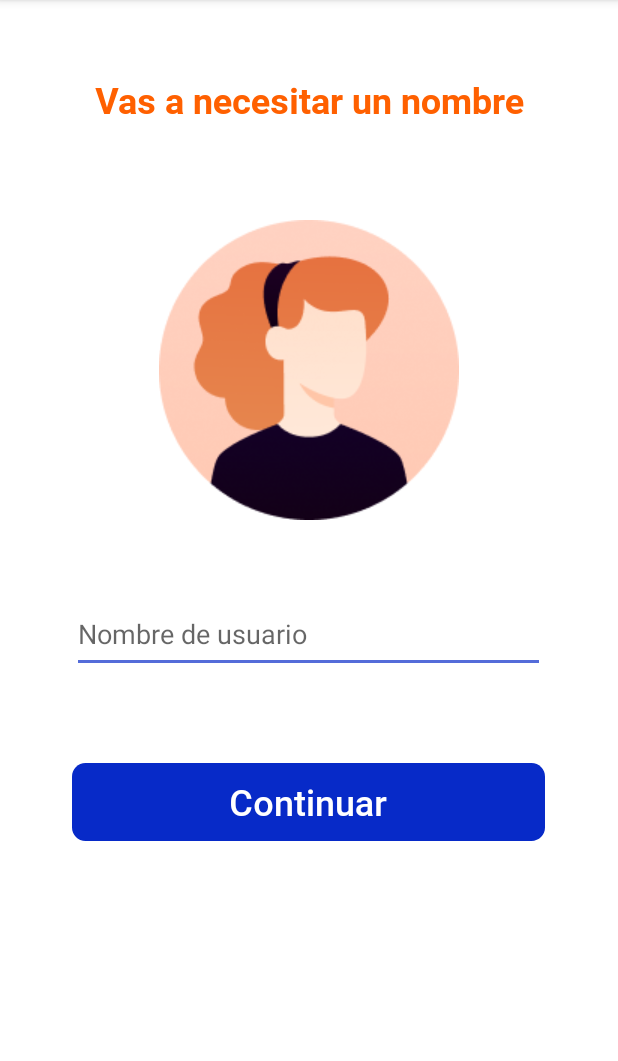
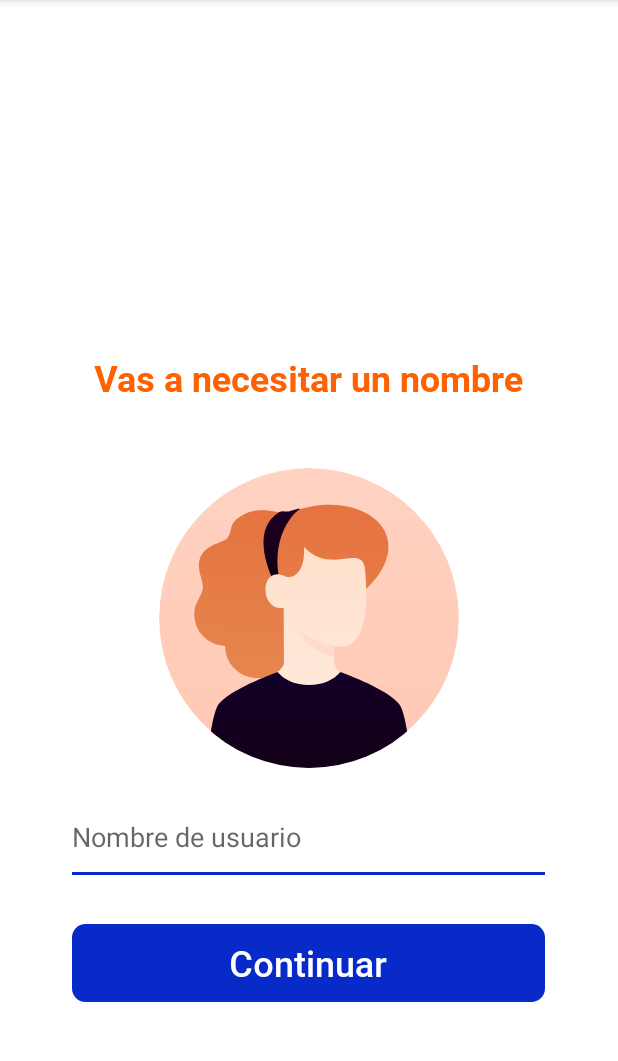
Before and after one commit to PolNun/lpet_android, an Android app: the fragment NombreDeUsuarioFragment shown on its own in the app's theme, on a phone screen of 412 x 824 dp, the part 84-1145 px from its top. Run offline under Robolectric (Android 15) with nearby library versions, the phone set to English and light mode, and no system bars.

Commit message:
Tamaños y distribucion de componentes mejorados en layouts

```diff
--- /dev/null
+++ b/app/src/main/res/drawable/avatar.xml
@@ -0,0 +1,84 @@
+<vector xmlns:android="http://schemas.android.com/apk/res/android"
+    xmlns:aapt="http://schemas.android.com/aapt"
+    android:width="200dp"
+    android:height="200dp"
+    android:viewportWidth="200"
+    android:viewportHeight="200">
+  <group>
+    <clip-path
+        android:pathData="M100,0L100,0A100,100 0,0 1,200 100L200,100A100,100 0,0 1,100 200L100,200A100,100 0,0 1,0 100L0,100A100,100 0,0 1,100 0z"/>
+    <path
+        android:pathData="M100,0L100,0A100,100 0,0 1,200 100L200,100A100,100 0,0 1,100 200L100,200A100,100 0,0 1,0 100L0,100A100,100 0,0 1,100 0z">
+      <aapt:attr name="android:fillColor">
+        <gradient
+            android:startX="100"
+            android:startY="200"
+            android:endX="100"
+            android:endY="0"
+            android:type="linear">
+          <item android:offset="0" android:color="#FFFFC9B3"/>
+          <item android:offset="1" android:color="#FFFFD2C2"/>
+        </gradient>
+      </aapt:attr>
+    </path>
+    <path
+        android:pathData="M82.2,139.25C87.97,129.65 101.22,111.25 132.79,85.39C180.41,46.38 135.46,10.69 87.17,29.7C82.01,31.73 67.69,23.59 54.43,32.16C45.88,37.7 49.21,42.03 45.88,46.37C42.55,50.7 29.71,50.45 26.89,61.71C25.23,68.38 29.84,75.36 29.22,80.38C28.6,85.4 23.74,89.93 23.51,96.56C23.41,99.35 23.86,102.15 24.84,104.77C25.81,107.39 27.3,109.8 29.21,111.85C31.12,113.9 33.41,115.56 35.96,116.72C38.51,117.88 41.26,118.53 44.06,118.63C44.08,124.17 46.24,129.48 50.09,133.46C53.94,137.43 59.17,139.77 64.7,139.98C68.25,140.11 71.77,139.34 74.94,137.76C78.09,140.66 80.8,141.57 82.2,139.25Z">
+      <aapt:attr name="android:fillColor">
+        <gradient
+            android:startX="85.97"
+            android:startY="140.78"
+            android:endX="90.08"
+            android:endY="23.56"
+            android:type="linear">
+          <item android:offset="0" android:color="#FFE6864E"/>
+          <item android:offset="1" android:color="#FFE67240"/>
+        </gradient>
+      </aapt:attr>
+    </path>
+    <path
+        android:pathData="M94,27.33C85.79,32.6 75.63,49.87 80.09,73.06C81.06,78.12 78.02,79.63 75.42,73.39C67.58,54.57 66.67,37.59 80.09,29.47C82.42,28.06 83.76,29.2 85.42,29.06C88.59,28.8 92.86,26.55 94,27.33Z">
+      <aapt:attr name="android:fillColor">
+        <gradient
+            android:startX="81.86"
+            android:startY="27.17"
+            android:endX="81.86"
+            android:endY="77.49"
+            android:type="linear">
+          <item android:offset="0" android:color="#FF1D0024"/>
+          <item android:offset="1" android:color="#FF100014"/>
+        </gradient>
+      </aapt:attr>
+    </path>
+    <path
+        android:pathData="M83.33,129.33C83.33,123.33 83.13,93.74 83.14,93.24C66.67,95.67 67,64.33 83.67,72C87.33,74.33 97.67,72 96.67,52.67C114.67,72 135.57,49.45 137.36,67.83C139.8,92.92 137.34,119.17 121.75,119.18C120.04,119.15 118.34,118.98 116.67,118.67V129.33C116.67,136 128.67,139.33 128.67,139.33C128.67,139.33 107.94,158.87 99.33,158.76C90.73,158.65 71.33,139.33 71.33,139.33C71.33,139.33 83.33,136 83.33,129.33Z">
+      <aapt:attr name="android:fillColor">
+        <gradient
+            android:startX="104.57"
+            android:startY="52.67"
+            android:endX="104.57"
+            android:endY="158.76"
+            android:type="linear">
+          <item android:offset="0" android:color="#FFFFE0CC"/>
+          <item android:offset="1" android:color="#FFFFEADB"/>
+        </gradient>
+      </aapt:attr>
+    </path>
+    <path
+        android:pathData="M116.67,118.66C108.4,116.83 100.56,113.41 93.59,108.6C93.59,108.6 99.34,122.66 116.64,125.33L116.67,118.66Z"
+        android:fillColor="#FFDBC9"/>
+    <path
+        android:pathData="M161.33,159.33C166.17,170.08 168.67,202.67 168.67,202.67H31.33C31.33,202.67 33.83,170.08 38.67,159.33C42.9,149.92 70.83,139.11 79.01,136C83.73,141.29 90.5,144.67 100,144.67C109.5,144.67 116.27,141.29 120.99,136C129.17,139.11 157.1,149.92 161.33,159.33Z">
+      <aapt:attr name="android:fillColor">
+        <gradient
+            android:startX="100"
+            android:startY="136"
+            android:endX="100"
+            android:endY="202.67"
+            android:type="linear">
+          <item android:offset="0" android:color="#FF130027"/>
+          <item android:offset="1" android:color="#FF130017"/>
+        </gradient>
+      </aapt:attr>
+    </path>
+  </group>
+</vector>
--- /dev/null
+++ b/app/src/main/res/drawable/et_borde_inferior_b.xml
@@ -0,0 +1,25 @@
+<?xml version="1.0" encoding="utf-8"?>
+<selector xmlns:android="http://schemas.android.com/apk/res/android">
+    <!-- Cuando el EditText no tiene el foco -->
+    <item android:state_focused="false">
+        <layer-list>
+            <item android:bottom="1dp" android:left="-5dp" android:right="-5dp" android:top="-50dp">
+                <shape android:shape="rectangle">
+                    <stroke android:width="2dp" android:color="@color/color_secundario_b" />
+                    <solid android:color="@android:color/transparent" />
+                </shape>
+            </item>
+        </layer-list>
+    </item>
+    <!-- Cuando el EditText tiene el foco -->
+    <item android:state_focused="true">
+        <layer-list>
+            <item android:bottom="1dp" android:left="-3dp" android:right="-3dp" android:top="-50dp">
+                <shape android:shape="rectangle">
+                    <stroke android:width="2dp" android:color="@color/color_secundario" />
+                    <solid android:color="@android:color/transparent" />
+                </shape>
+            </item>
+        </layer-list>
+    </item>
+</selector>
--- a/app/src/main/res/layout/fragment_nombre_de_usuario.xml
+++ b/app/src/main/res/layout/fragment_nombre_de_usuario.xml
@@ -3,45 +3,51 @@
     xmlns:app="http://schemas.android.com/apk/res-auto"
     xmlns:tools="http://schemas.android.com/tools"
     android:layout_width="match_parent"
-    android:layout_height="match_parent"
+    android:layout_height="wrap_content"
+    android:layout_gravity="bottom"
     android:orientation="vertical"
     tools:context=".ui.registro.NombreDeUsuarioFragment">
-    <Space
-        android:layout_width="match_parent"
-        android:layout_height="50dp" />
+
     <TextView
         android:id="@+id/textView2"
-        android:layout_width="361dp"
+        android:layout_width="@dimen/ancho_boton_principal"
         android:layout_height="wrap_content"
         android:layout_gravity="center"
         android:layout_marginBottom="24dp"
         android:text="@string/texto_necesitar_nombre"
-        android:textColor="@color/color_principal"
         android:textAlignment="center"
-        android:textAppearance="@style/titulo_nombre_usuario" />
+        android:textAppearance="@style/titulo_nombre_usuario"
+        android:textColor="@color/color_principal" />
+
     <Space
         android:layout_width="match_parent"
-        android:layout_height="40dp" />
+        android:layout_height="20dp" />
+
     <ImageView
         android:id="@+id/imageView"
-        android:layout_width="match_parent"
+        android:layout_width="wrap_content"
         android:layout_height="wrap_content"
+        android:layout_gravity="center_horizontal"
+        android:contentDescription="@string/tu_avatar"
         android:src="@drawable/avatar" />
+
     <Space
         android:layout_width="match_parent"
-        android:layout_height="50dp" />
+        android:layout_height="20dp" />
 
     <EditText
         android:id="@+id/username2"
         android:layout_width="@dimen/ancho_boton_principal"
         android:layout_height="@dimen/alto_boton_principal"
         android:layout_gravity="center_horizontal"
-        android:backgroundTint="@color/color_secuendario_b"
+        android:background="@drawable/et_borde_inferior_b"
         android:hint="@string/nombre_de_usuario"
+        android:importantForAutofill="no"
         android:inputType="textEmailAddress" />
+
     <Space
         android:layout_width="match_parent"
-        android:layout_height="60dp" />
+        android:layout_height="32dp" />
 
     <androidx.appcompat.widget.AppCompatButton
         android:id="@+id/btnRegistrarse"
@@ -51,7 +57,10 @@
         android:background="@drawable/boton_secundario"
         android:elevation="12dp"
         android:text="@string/texto_continuar"
-        android:textAppearance="@style/texto_boton_principal"
-        />
+        android:textAppearance="@style/texto_boton_principal" />
+
+    <Space
+        android:layout_width="match_parent"
+        android:layout_height="100dp" />
 
 </LinearLayout>
--- a/app/src/main/res/layout/fragment_registro.xml
+++ b/app/src/main/res/layout/fragment_registro.xml
@@ -4,6 +4,7 @@
     android:layout_width="match_parent"
     android:layout_height="wrap_content"
     android:layout_gravity="bottom"
+    android:layout_marginBottom="25dp"
     android:orientation="vertical"
     android:paddingStart="@dimen/fragment_horizontal_margin"
     android:paddingEnd="@dimen/fragment_horizontal_margin"
@@ -129,7 +130,6 @@
         android:layout_width="wrap_content"
         android:layout_height="wrap_content"
         android:layout_gravity="center_horizontal"
-        android:layout_marginBottom="25dp"
         android:background="@drawable/boton_google"
         android:drawableStart="@drawable/google_logo"
         android:elevation="12dp"
--- a/app/src/main/res/values/colors.xml
+++ b/app/src/main/res/values/colors.xml
@@ -8,4 +8,5 @@
     <color name="color_secuendario_b">#B0072AC8</color>
     <color name="secundario_gradiente">#FF8C22</color>
     <color name="color_principal_b">#B0FF6000</color>
+    <color name="color_secundario_b">#B0072AC8</color>
 </resources>
--- a/app/src/main/res/values/strings.xml
+++ b/app/src/main/res/values/strings.xml
@@ -22,4 +22,5 @@
     <string name="texto_continuar">Continuar</string>
     <string name="texto_necesitar_nombre">Vas a necesitar un nombre</string>
     <string name="desc_logo_app">Logo de la aplicación</string>
+    <string name="tu_avatar">Tu avatar</string>
 </resources>
```
Also changed, not shown: app/src/main/res/drawable/avatar.png (deleted).
